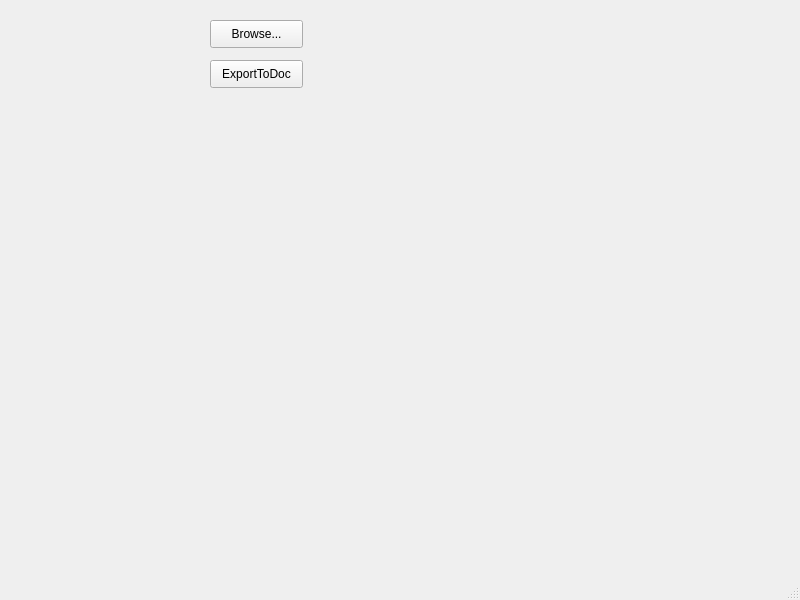
Qt form mainwindow.ui (kei91/SrtToContinuityListConverter) before a commit.
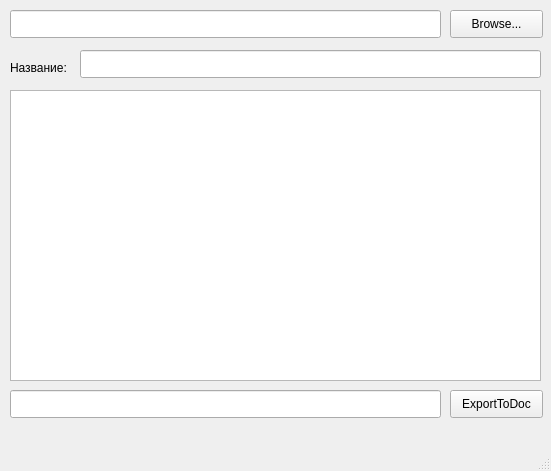
The same form after that commit.

Commit message: Added line for srt name; Setted properties for table; Added changing gender option.

What changed in the file:
```diff
--- a/mainwindow.ui
+++ b/mainwindow.ui
@@ -6,8 +6,8 @@
    <rect>
     <x>0</x>
     <y>0</y>
-    <width>800</width>
-    <height>600</height>
+    <width>551</width>
+    <height>471</height>
    </rect>
   </property>
   <property name="windowTitle">
@@ -17,8 +17,8 @@
    <widget class="QPushButton" name="Browse">
     <property name="geometry">
      <rect>
-      <x>210</x>
-      <y>20</y>
+      <x>450</x>
+      <y>10</y>
       <width>93</width>
       <height>28</height>
      </rect>
@@ -30,8 +30,8 @@
    <widget class="QPushButton" name="ExportToDoc">
     <property name="geometry">
      <rect>
-      <x>210</x>
-      <y>60</y>
+      <x>450</x>
+      <y>390</y>
       <width>93</width>
       <height>28</height>
      </rect>
@@ -40,6 +40,59 @@
      <string>ExportToDoc</string>
     </property>
    </widget>
+   <widget class="QLineEdit" name="BrowseLine">
+    <property name="geometry">
+     <rect>
+      <x>10</x>
+      <y>10</y>
+      <width>431</width>
+      <height>28</height>
+     </rect>
+    </property>
+   </widget>
+   <widget class="QLineEdit" name="ExportToDocLine">
+    <property name="geometry">
+     <rect>
+      <x>10</x>
+      <y>390</y>
+      <width>431</width>
+      <height>28</height>
+     </rect>
+    </property>
+   </widget>
+   <widget class="QTableWidget" name="NamesTable">
+    <property name="geometry">
+     <rect>
+      <x>10</x>
+      <y>90</y>
+      <width>531</width>
+      <height>291</height>
+     </rect>
+    </property>
+   </widget>
+   <widget class="QLabel" name="DocName">
+    <property name="geometry">
+     <rect>
+      <x>10</x>
+      <y>60</y>
+      <width>60</width>
+      <height>16</height>
+     </rect>
+    </property>
+    <property name="text">
+     <string>Название:</string>
+    </property>
+   </widget>
+   <widget class="QLineEdit" name="DocNameLine">
+    <property name="geometry">
+     <rect>
+      <x>80</x>
+      <y>50</y>
+      <width>461</width>
+      <height>28</height>
+     </rect>
+    </property>
+   </widget>
   </widget>
   <widget class="QMenuBar" name="menubar">
    <property name="geometry">
```
Left out of the diff: 27 changed lines with no effect on the pictures. The commit also changes 9 other files.
